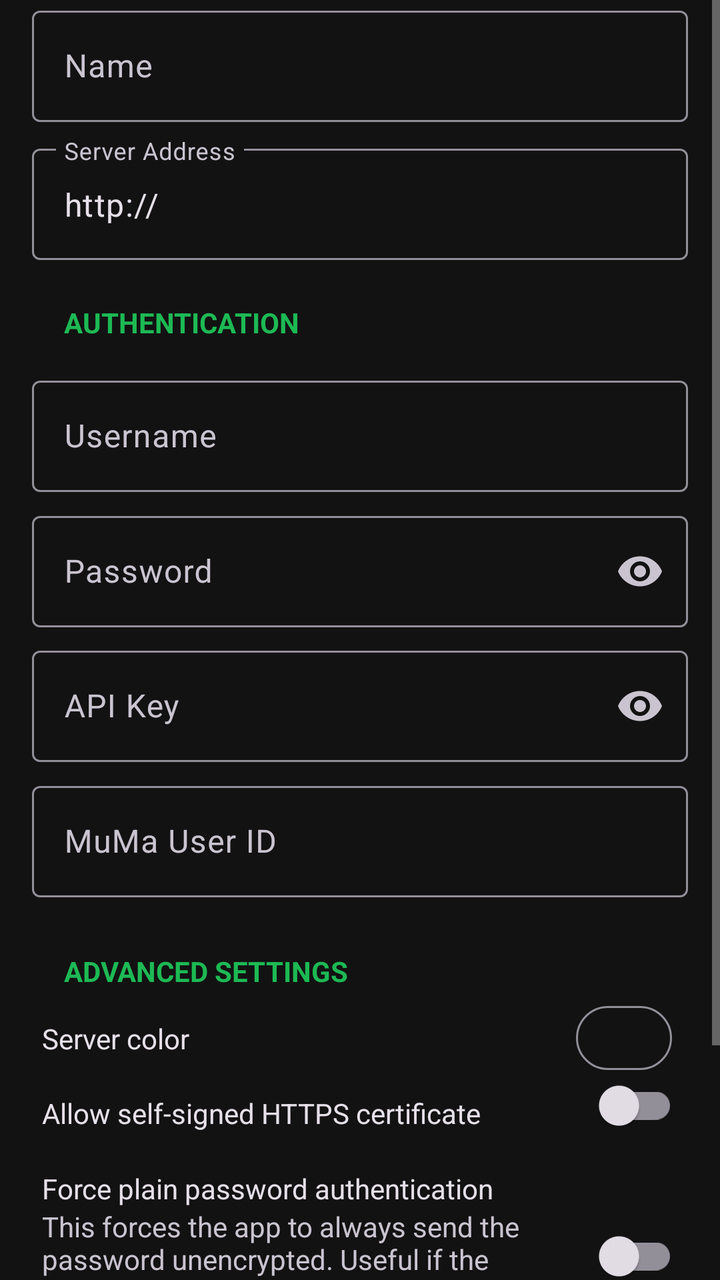
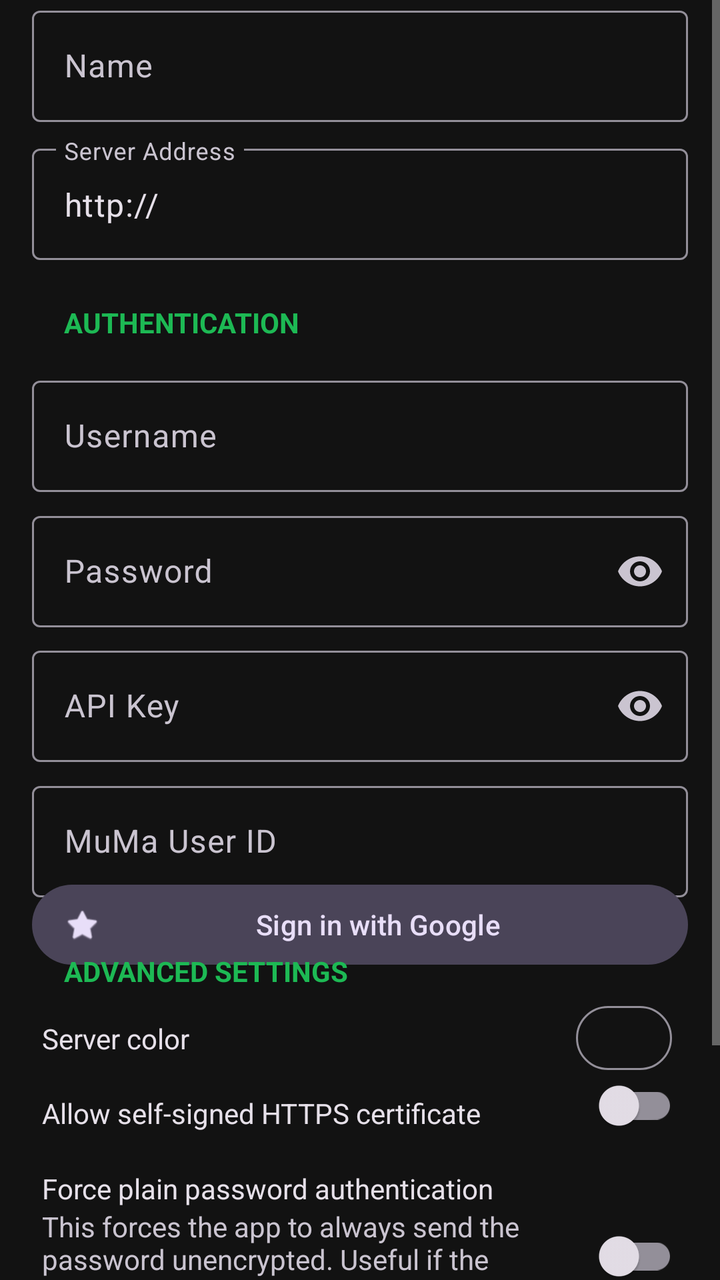

Before-and-after screenshots of an Android layout around one commit, followed by the original layout XML and the change that was made.
<!-- AndroidManifest.xml: application theme UltrasonicTheme.Dark -->
<!-- res/layout/server_edit.xml -->
<?xml version="1.0" encoding="utf-8"?>
<ScrollView xmlns:a="http://schemas.android.com/apk/res/android"
    xmlns:app="http://schemas.android.com/apk/res-auto"
    xmlns:tools="http://schemas.android.com/tools"
    a:layout_width="match_parent"
    a:layout_height="match_parent"
    a:fillViewport="true"
    tools:ignore="HardcodedText">

    <androidx.constraintlayout.widget.ConstraintLayout
        a:layout_width="match_parent"
        a:layout_height="wrap_content"
        a:paddingStart="16dp"
        a:paddingEnd="16dp">

        <com.google.android.material.textfield.TextInputLayout
            a:id="@+id/edit_server_name"
            a:layout_width="match_parent"
            a:layout_height="wrap_content"
            a:hint="@string/settings.server_name"
            app:layout_constraintEnd_toEndOf="parent"
            app:layout_constraintStart_toStartOf="parent"
            app:layout_constraintTop_toTopOf="parent">

            <com.google.android.material.textfield.TextInputEditText
                a:layout_width="match_parent"
                a:layout_height="wrap_content"
                a:layout_marginBottom="8dp"
                a:inputType="text"
                a:maxLines="1" />

        </com.google.android.material.textfield.TextInputLayout>

        <com.google.android.material.textfield.TextInputLayout
            a:id="@+id/edit_server_address"
            a:layout_width="match_parent"
            a:layout_height="wrap_content"
            a:layout_marginBottom="20dp"
            a:hint="@string/settings.server_address"
            app:layout_constraintEnd_toEndOf="parent"
            app:layout_constraintStart_toStartOf="parent"
            app:layout_constraintTop_toBottomOf="@id/edit_server_name">

            <com.google.android.material.textfield.TextInputEditText
                a:layout_width="match_parent"
                a:layout_height="wrap_content"
                a:inputType="textWebEmailAddress"
                a:text="http://" />

        </com.google.android.material.textfield.TextInputLayout>


        <TextView
            a:id="@+id/edit_authentication_header"
            style="@style/Ultrasonic.AllCapsLabel.Inset"
            a:layout_width="wrap_content"
            a:layout_height="wrap_content"
            a:layout_marginTop="15dp"
            a:layout_marginBottom="8dp"
            a:text="@string/server_editor.authentication"
            app:layout_constraintBottom_toTopOf="@id/edit_server_username"
            app:layout_constraintStart_toStartOf="@id/edit_server_username"
            app:layout_constraintTop_toBottomOf="@id/edit_server_address" />

        <com.google.android.material.textfield.TextInputLayout
            a:id="@+id/edit_server_username"
            a:layout_width="match_parent"
            a:layout_height="wrap_content"
            a:hint="@string/settings.server_username"
            app:layout_constraintBottom_toTopOf="@id/edit_server_password"
            app:layout_constraintEnd_toEndOf="parent"
            app:layout_constraintStart_toStartOf="parent"
            app:layout_constraintTop_toBottomOf="@id/edit_authentication_header">

            <com.google.android.material.textfield.TextInputEditText
                a:layout_width="match_parent"
                a:layout_height="wrap_content"
                a:layout_marginTop="8dp"
                a:layout_marginBottom="0dp"
                a:inputType="text"
                a:maxLines="1" />

        </com.google.android.material.textfield.TextInputLayout>

        <com.google.android.material.textfield.TextInputLayout
            a:id="@+id/edit_server_password"
            a:layout_width="match_parent"
            a:layout_height="wrap_content"
            a:layout_marginBottom="0dp"
            a:hint="@string/settings.server_password"
            app:endIconMode="password_toggle"
            app:layout_constraintBottom_toTopOf="@id/edit_server_apikey"
            app:layout_constraintEnd_toEndOf="parent"
            app:layout_constraintStart_toStartOf="parent"
            app:layout_constraintTop_toBottomOf="@id/edit_server_username">

            <com.google.android.material.textfield.TextInputEditText
                a:layout_width="match_parent"
                a:layout_height="wrap_content"
                a:inputType="textPassword"
                />

        </com.google.android.material.textfield.TextInputLayout>

        <com.google.android.material.textfield.TextInputLayout
            a:id="@+id/edit_server_apikey"
            a:layout_width="match_parent"
            a:layout_height="wrap_content"
            a:layout_marginBottom="0dp"
            a:hint="@string/settings.server_apikey"
            app:endIconMode="password_toggle"
            app:layout_constraintBottom_toTopOf="@id/edit_server_muma_userid"
            app:layout_constraintEnd_toEndOf="parent"
            app:layout_constraintStart_toStartOf="parent"
            app:layout_constraintTop_toBottomOf="@id/edit_server_password">

            <com.google.android.material.textfield.TextInputEditText
                a:layout_width="match_parent"
                a:layout_height="wrap_content"
                a:inputType="textPassword"
                />

        </com.google.android.material.textfield.TextInputLayout>

        <com.google.android.material.textfield.TextInputLayout
            a:id="@+id/edit_server_muma_userid"
            a:layout_width="match_parent"
            a:layout_height="wrap_content"
            a:layout_marginBottom="21dp"
            a:hint="@string/settings.muma_user_id_title"
            app:layout_constraintBottom_toTopOf="@id/edit_advanced_header"
            app:layout_constraintEnd_toEndOf="parent"
            app:layout_constraintStart_toStartOf="parent"
            app:layout_constraintTop_toBottomOf="@id/edit_server_apikey">

            <com.google.android.material.textfield.TextInputEditText
                a:layout_width="match_parent"
                a:layout_height="wrap_content"
                a:inputType="number"
                a:maxLines="1" />

        </com.google.android.material.textfield.TextInputLayout>


        <TextView
            a:id="@+id/edit_advanced_header"
            style="@style/Ultrasonic.AllCapsLabel.Inset"
            a:layout_width="wrap_content"
            a:layout_height="wrap_content"
            a:layout_marginBottom="8dp"
            a:text="@string/server_editor.advanced"
            app:layout_constraintBottom_toTopOf="@id/edit_server_color_text"
            app:layout_constraintStart_toStartOf="parent"
            app:layout_constraintTop_toBottomOf="@id/edit_server_muma_userid" />


        <ImageView
            a:id="@+id/edit_server_color_picker"
            a:layout_width="48dp"
            a:layout_height="32dp"
            a:layout_margin="8dp"
            a:src="@drawable/rounded_border"
            app:layout_constraintRight_toRightOf="parent"
            app:layout_constraintTop_toBottomOf="@id/edit_advanced_header"
            tools:ignore="ContentDescription" />

        <TextView
            a:id="@+id/edit_server_color_text"
            style="@style/Widget.AppCompat.CompoundButton.Switch"
            a:layout_width="0dp"
            a:layout_height="wrap_content"
            a:layout_marginStart="5dp"
            a:layout_marginLeft="5dp"
            a:text="@string/settings.server_color"
            app:layout_constraintBottom_toBottomOf="@id/edit_server_color_picker"
            app:layout_constraintStart_toStartOf="parent"
            app:layout_constraintTop_toTopOf="@id/edit_server_color_picker" />

        <TextView
            a:id="@+id/edit_self_signed_title"
            style="@style/Widget.AppCompat.CompoundButton.Switch"
            a:layout_width="0dp"
            a:layout_height="wrap_content"
            a:layout_marginStart="5dp"
            a:text="@string/settings.title.allow_self_signed_certificate"
            app:layout_constraintBottom_toTopOf="@id/edit_plaintext_title"
            app:layout_constraintStart_toStartOf="parent"
            app:layout_constraintTop_toBottomOf="@id/edit_server_color_text" />

        <com.google.android.material.switchmaterial.SwitchMaterial
            a:id="@+id/edit_self_signed"
            a:layout_width="0dp"
            a:layout_height="wrap_content"
            a:layout_marginStart="8dp"
            a:layout_marginEnd="5dp"
            a:layout_marginBottom="8dp"
            a:checked="false"
            app:layout_constraintBottom_toTopOf="@id/edit_plaintext_title"
            app:layout_constraintEnd_toEndOf="parent"
            app:layout_constraintStart_toEndOf="@id/edit_self_signed_title"
            app:layout_constraintTop_toBottomOf="@+id/edit_server_color_text" />

        <TextView
            a:id="@+id/edit_plaintext_title"
            style="@style/Widget.AppCompat.CompoundButton.Switch"
            a:layout_width="0dp"
            a:layout_height="wrap_content"
            a:layout_marginStart="5dp"
            a:text="@string/settings.title.force_plain_text_password"
            app:layout_constraintBottom_toTopOf="@id/edit_plaintext_description"
            app:layout_constraintStart_toStartOf="parent"
            app:layout_constraintTop_toBottomOf="@id/edit_self_signed" />

        <TextView
            a:id="@+id/edit_plaintext_description"
            style="@style/TextAppearance.AppCompat.Small"
            a:layout_width="0dp"
            a:layout_height="wrap_content"
            a:layout_marginStart="5dp"
            a:text="@string/settings.summary.force_plain_text_password"
            app:layout_constraintBottom_toTopOf="@id/edit_jukebox"
            app:layout_constraintEnd_toStartOf="@id/edit_plaintext"
            app:layout_constraintStart_toStartOf="parent"
            app:layout_constraintTop_toBottomOf="@id/edit_plaintext_title" />

        <com.google.android.material.switchmaterial.SwitchMaterial
            a:id="@+id/edit_plaintext"
            a:layout_width="wrap_content"
            a:layout_height="wrap_content"
            a:layout_marginStart="8dp"
            a:layout_marginEnd="5dp"
            a:checked="false"
            app:layout_constraintBottom_toBottomOf="@id/edit_plaintext_description"
            app:layout_constraintEnd_toEndOf="parent"
            app:layout_constraintStart_toEndOf="@id/edit_plaintext_description"
            app:layout_constraintTop_toTopOf="@id/edit_plaintext_title" />

        <TextView
            a:id="@+id/edit_jukebox_title"
            style="@style/Widget.AppCompat.CompoundButton.Switch"
            a:layout_width="0dp"
            a:layout_height="wrap_content"
            a:layout_marginStart="5dp"
            a:layout_marginTop="8dp"
            a:text="@string/jukebox.is_default"
            app:layout_constraintStart_toStartOf="parent"
            app:layout_constraintTop_toBottomOf="@id/edit_plaintext_description" />

        <com.google.android.material.switchmaterial.SwitchMaterial
            a:id="@+id/edit_jukebox"
            a:layout_width="0dp"
            a:layout_height="wrap_content"
            a:layout_marginStart="8dp"
            a:layout_marginTop="8dp"
            a:layout_marginEnd="5dp"
            a:checked="false"
            app:layout_constraintEnd_toEndOf="parent"
            app:layout_constraintStart_toEndOf="@id/edit_jukebox_title"
            app:layout_constraintTop_toBottomOf="@id/edit_plaintext_description" />

        <Button
            a:id="@+id/edit_cancel"
            style="?attr/materialButtonOutlinedStyle"
            a:layout_width="0dp"
            a:layout_height="wrap_content"
            a:layout_marginStart="5dp"
            a:layout_marginTop="8dp"
            a:layout_marginEnd="2dp"
            a:text="@string/common.cancel"
            app:layout_constraintBottom_toBottomOf="parent"
            app:layout_constraintEnd_toStartOf="@id/edit_test"
            app:layout_constraintStart_toStartOf="parent"
            app:layout_constraintTop_toBottomOf="@id/edit_jukebox"
            app:layout_constraintVertical_bias="1.0" />

        <Button
            a:id="@+id/edit_test"
            style="?attr/materialButtonOutlinedStyle"
            a:layout_width="0dp"
            a:layout_height="wrap_content"
            a:layout_marginStart="2dp"
            a:layout_marginTop="8dp"
            a:layout_marginEnd="2dp"
            a:text="@string/settings.test_connection_title"
            app:layout_constraintBottom_toBottomOf="@id/edit_cancel"
            app:layout_constraintEnd_toStartOf="@id/edit_save"
            app:layout_constraintStart_toEndOf="@id/edit_cancel"
            app:layout_constraintTop_toTopOf="@id/edit_cancel" />

        <Button
            a:id="@+id/edit_save"
            style="?attr/materialButtonOutlinedStyle"
            a:layout_width="0dp"
            a:layout_height="0dp"
            a:layout_marginStart="2dp"
            a:layout_marginEnd="5dp"
            a:text="@string/common.save"
            app:layout_constraintBottom_toBottomOf="@id/edit_cancel"
            app:layout_constraintEnd_toEndOf="parent"
            app:layout_constraintStart_toEndOf="@id/edit_test"
            app:layout_constraintTop_toTopOf="@id/edit_cancel" />


    </androidx.constraintlayout.widget.ConstraintLayout>
</ScrollView>
<!-- resources referenced by this layout -->
<resources>
  <!-- drawable rounded_border (drawable) -->
  <?xml version="1.0" encoding="utf-8"?>
  <shape xmlns:android="http://schemas.android.com/apk/res/android"
      android:shape="rectangle">
  
      <corners
          android:topLeftRadius="28dp"
          android:topRightRadius="28dp"
          android:bottomRightRadius="28dp"
          android:bottomLeftRadius="28dp" />
  
      <stroke android:width="1dp" android:color="?attr/colorOutline" />
  </shape>
  <string name="common.cancel">Cancel</string>
  <string name="common.save">Save</string>
  <string name="jukebox.is_default">Jukebox By Default</string>
  <string name="server_editor.advanced">Advanced settings</string>
  <string name="server_editor.authentication">Authentication</string>
  <string name="settings.muma_user_id_title">MuMa User ID</string>
  <string name="settings.server_address">Server Address</string>
  <string name="settings.server_apikey">API Key</string>
  <string name="settings.server_color">Server color</string>
  <string name="settings.server_name">Name</string>
  <string name="settings.server_password">Password</string>
  <string name="settings.server_username">Username</string>
  <string name="settings.summary.force_plain_text_password">This forces the app to always send the password unencrypted. Useful if the Subsonic server does not support the new authentication API for the users.</string>
  <string name="settings.test_connection_title">Test Connection</string>
  <string name="settings.title.allow_self_signed_certificate">Allow self-signed HTTPS certificate</string>
  <string name="settings.title.force_plain_text_password">Force plain password authentication</string>
  <style name="Ultrasonic.AllCapsLabel.Inset" parent="Ultrasonic.AllCapsLabel">
          <item name="android:paddingStart">16dp</item>
      </style>
  <style name="UltrasonicTheme.Dark" parent="UltrasonicTheme.Black">
      </style>
  <style name="Ultrasonic.AllCapsLabel" parent="">
          <item name="android:textStyle">bold</item>
          <item name="android:textColor">?attr/colorPrimary</item>
          <item name="android:textAppearance">?android:attr/textAppearanceSmall</item>
          <item name="android:textAllCaps">true</item>
          <item name="android:gravity">center_vertical</item>
          <item name="android:singleLine">true</item>
          <item name="android:ellipsize">end</item>
      </style>
  <style name="UltrasonicTheme.Black" parent="Theme.Material3.Dark">
          <item name="colorPrimary">@color/spotify_green</item>
          <item name="colorPrimaryDark">@color/spotify_black</item>
          <item name="colorAccent">@color/spotify_green</item>
          <item name="android:colorBackground">@color/spotify_black</item>
          <item name="colorSurface">@color/spotify_black</item>
          <item name="colorSurfaceVariant">@color/spotify_card</item>
          <item name="colorControlNormal">@color/spotify_text_secondary</item>
          <item name="android:textColorPrimary">@color/spotify_text_primary</item>
          <item name="android:textColorSecondary">@color/spotify_text_secondary</item>
      </style>
  <color name="spotify_green">#1db954</color>
  <color name="spotify_black">#121212</color>
  <color name="spotify_card">#282828</color>
  <color name="spotify_text_secondary">#b3b3b3</color>
  <color name="spotify_text_primary">#ffffff</color>
</resources>

<!-- the commit's change to res/layout/server_edit.xml (unified diff, before → after) -->
@@ -141,6 +141,20 @@
 
         </com.google.android.material.textfield.TextInputLayout>
 
+
+        <com.google.android.material.button.MaterialButton
+            a:id="@+id/google_signin_button"
+            style="@style/Widget.Material3.Button.TonalButton.Icon"
+            a:layout_width="match_parent"
+            a:layout_height="wrap_content"
+            a:layout_marginTop="16dp"
+            a:layout_marginBottom="16dp"
+            a:text="@string/google_signin_button"
+            app:icon="@android:drawable/btn_star"
+            app:layout_constraintBottom_toTopOf="@id/edit_advanced_header"
+            app:layout_constraintEnd_toEndOf="parent"
+            app:layout_constraintStart_toStartOf="parent"
+            app:layout_constraintTop_toBottomOf="@id/edit_server_muma_userid" />
 
         <TextView
             a:id="@+id/edit_advanced_header"
<!-- resource entries referenced after the edit -->
@@ -15,6 +15,7 @@
   </shape>
   <string name="common.cancel">Cancel</string>
   <string name="common.save">Save</string>
+  <string name="google_signin_button">Sign in with Google</string>
   <string name="jukebox.is_default">Jukebox By Default</string>
   <string name="server_editor.advanced">Advanced settings</string>
   <string name="server_editor.authentication">Authentication</string>
